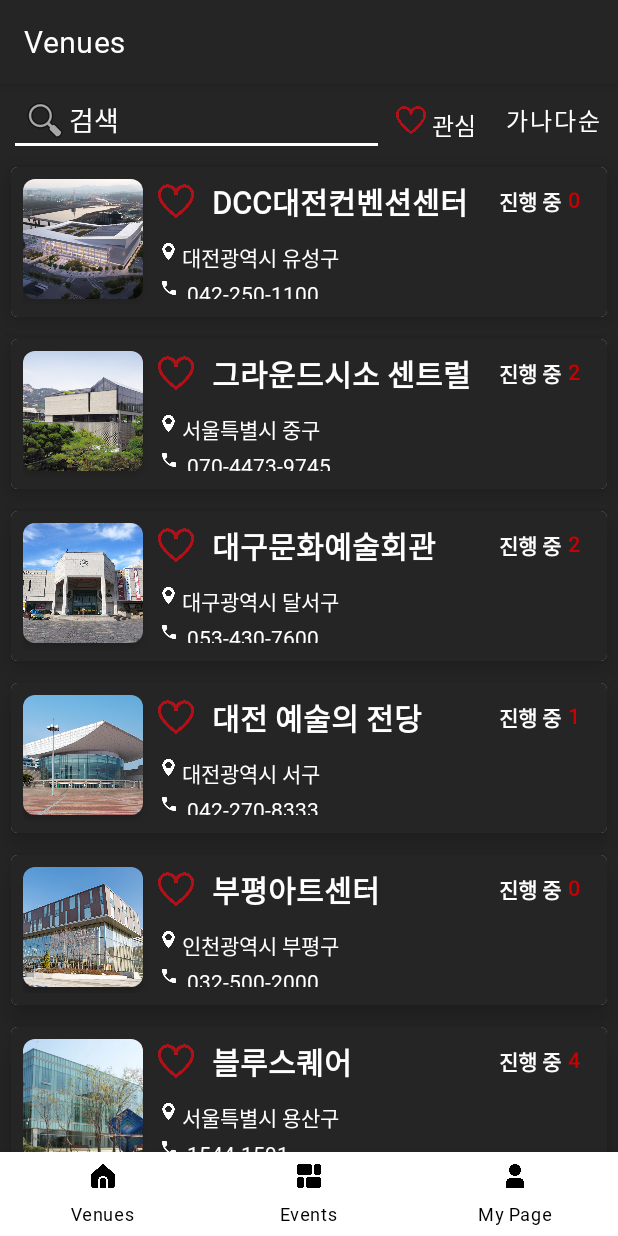
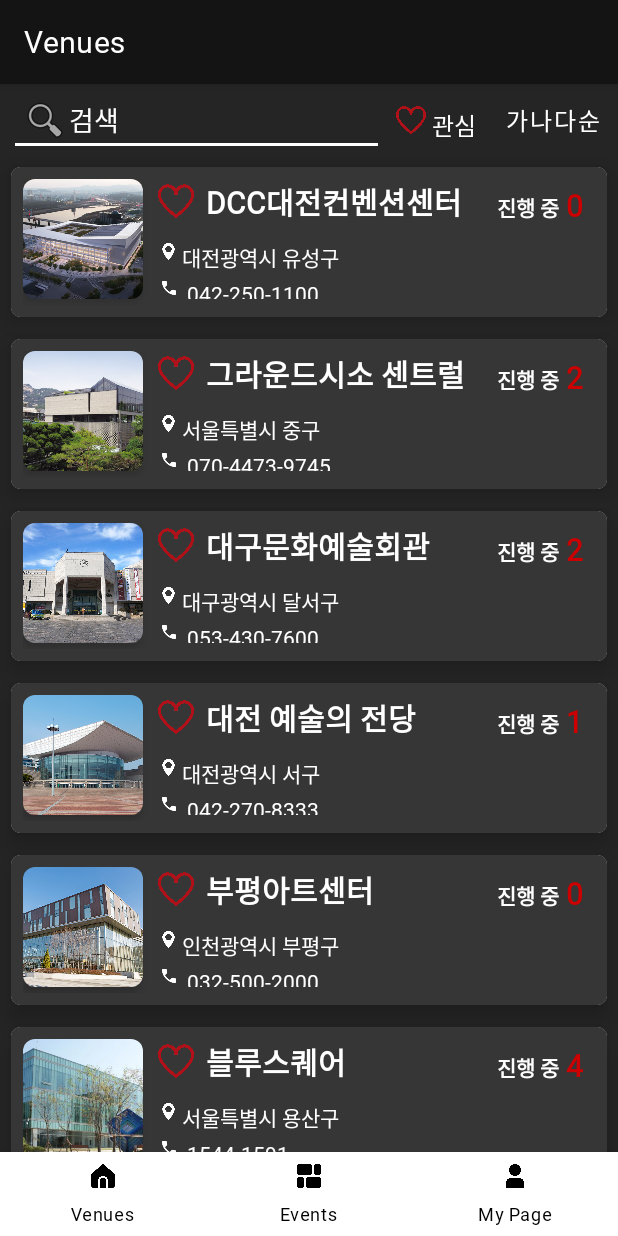
Before and after one commit to JiminHEO322/madcamp_week1, an Android app: the screen it shows after launch (MainActivity), on a phone screen of 412 x 824 dp. Run offline under Robolectric (Android 15) with nearby library versions, the light colour scheme and no system bars; our stand-ins replace navigation-ui.

```diff
--- a/app/src/main/java/com/example/exhibition/SplashActivity.kt
+++ b/app/src/main/java/com/example/exhibition/SplashActivity.kt
@@ -24,12 +24,12 @@
 
         // 그림 이미지가 아래로 내려가는 애니메이션
         val animator = ObjectAnimator.ofFloat(pictureImage, "translationY", 380f)
-        animator.duration = 1000 // 애니메이션 지속 시간 (2초)
+        animator.duration = 1200 // 애니메이션 지속 시간 (2초)
         animator.interpolator = AccelerateDecelerateInterpolator()
         animator.start()
 
         val animatorCut = ObjectAnimator.ofFloat(pictureCutImage, "translationY", 380f)
-        animatorCut.duration = 1000 // 애니메이션 지속 시간 (2초)
+        animatorCut.duration = 1200 // 애니메이션 지속 시간 (2초)
         animatorCut.interpolator = AccelerateDecelerateInterpolator()
         animatorCut.start()
 
--- a/app/src/main/res/layout/fragment_mypage.xml
+++ b/app/src/main/res/layout/fragment_mypage.xml
@@ -4,7 +4,7 @@
     xmlns:tools="http://schemas.android.com/tools"
     android:layout_width="match_parent"
     android:layout_height="match_parent"
-    android:background="#363636"
+    android:background="#252525"
     android:orientation="vertical"
     tools:context=".ui.mypage.MyPageFragment">
 
--- a/app/src/main/res/layout/item_place.xml
+++ b/app/src/main/res/layout/item_place.xml
@@ -5,14 +5,13 @@
     android:layout_height="wrap_content"
     android:layout_margin="7dp"
     app:cardElevation="10dp"
-    app:cardCornerRadius="4dp"
-    >
+    app:cardCornerRadius="6dp" >
 <LinearLayout
     android:layout_width="match_parent"
     android:layout_height="wrap_content"
     android:orientation="horizontal"
     android:padding="8dp"
-    android:background="@color/background_color"
+    android:background="#363636"
     android:layout_marginBottom="0dp">
 
     <!-- 장소 이미지 -->
@@ -59,7 +58,7 @@
                 android:id="@+id/titleTextView"
                 android:layout_width="wrap_content"
                 android:layout_height="wrap_content"
-                android:layout_marginLeft="12dp"
+                android:layout_marginLeft="8dp"
                 android:layout_gravity="center_vertical"
                 android:text="예술의 전당"
                 android:textColor="@color/white"
@@ -129,8 +128,7 @@
                 android:layout_width="wrap_content"
                 android:layout_height="wrap_content"
                 android:layout_marginLeft="0dp"
-                android:gravity="center"
-                android:layout_gravity="end"
+                android:layout_gravity="center"
                 android:text="진행 중 "
                 android:textColor="@color/white"
                 android:textSize="14sp"
@@ -143,9 +141,9 @@
                 android:layout_marginTop="2dp"
                 android:layout_gravity="end"
                 android:gravity="center"
-                android:text="112"
+                android:text="1"
                 android:textColor="@android:color/holo_red_dark"
-                android:textSize="14sp"
+                android:textSize="20sp"
                 android:textStyle="bold" />
         </LinearLayout>
 
--- a/app/src/main/res/values/colors.xml
+++ b/app/src/main/res/values/colors.xml
@@ -9,6 +9,6 @@
     <color name="white">#FFFFFFFF</color>
     <color name="lightgray">#9C9C9C</color>
     <color name="darkgray">#6D6D6D</color>
-    <color name="background_color">#252525</color>
+    <color name="background_color">#141414</color>
     <color name="bright_yellow">#FFC300</color>
 </resources>
```
